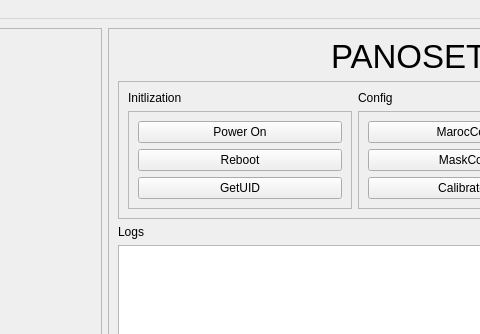
liuweiseu/panoseti_control_gui, file ui/mainwin.ui: the form before one commit; both pictures show x 633 to 1113 and y 0 to 334 of the 1475 by 811 pixel window.
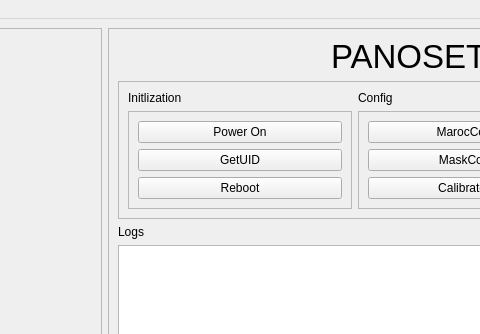
The form after the commit.

```diff
--- a/ui/mainwin.ui
+++ b/ui/mainwin.ui
@@ -239,13 +239,6 @@
              <enum>QFrame::Shadow::Raised</enum>
             </property>
             <layout class="QGridLayout" name="gridLayout_10">
-             <item row="1" column="0" colspan="2">
-              <widget class="QPushButton" name="reboot">
-               <property name="text">
-                <string>Reboot</string>
-               </property>
-              </widget>
-             </item>
              <item row="2" column="0" colspan="2">
               <widget class="QPushButton" name="get_uid">
                <property name="text">
@@ -260,6 +253,13 @@
                </property>
               </widget>
              </item>
+             <item row="3" column="0" colspan="2">
+              <widget class="QPushButton" name="reboot">
+               <property name="text">
+                <string>Reboot</string>
+               </property>
+              </widget>
+             </item>
             </layout>
            </widget>
           </item>
```
